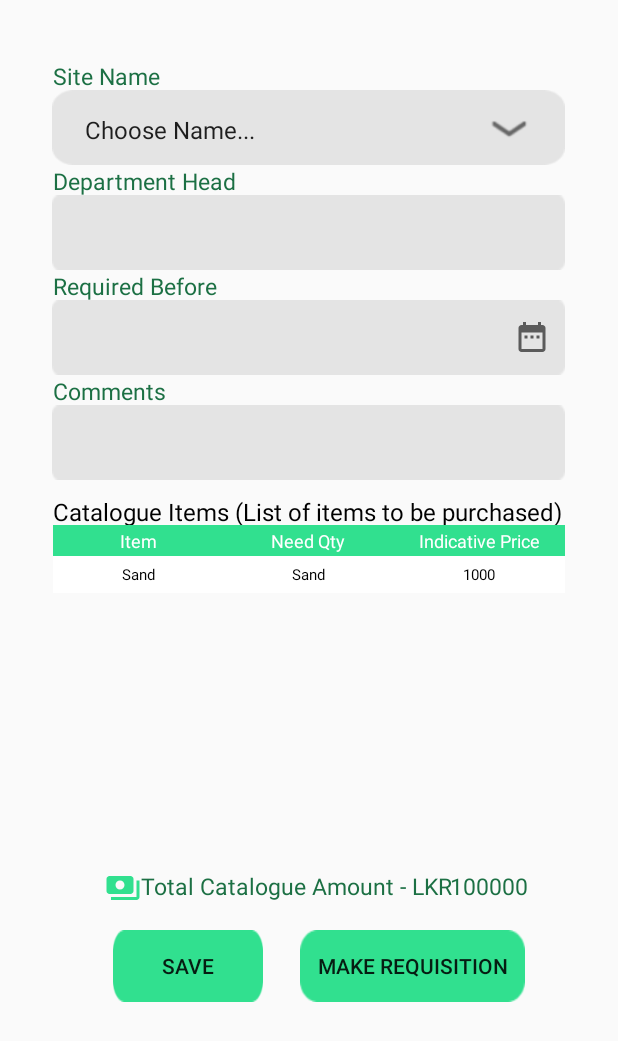
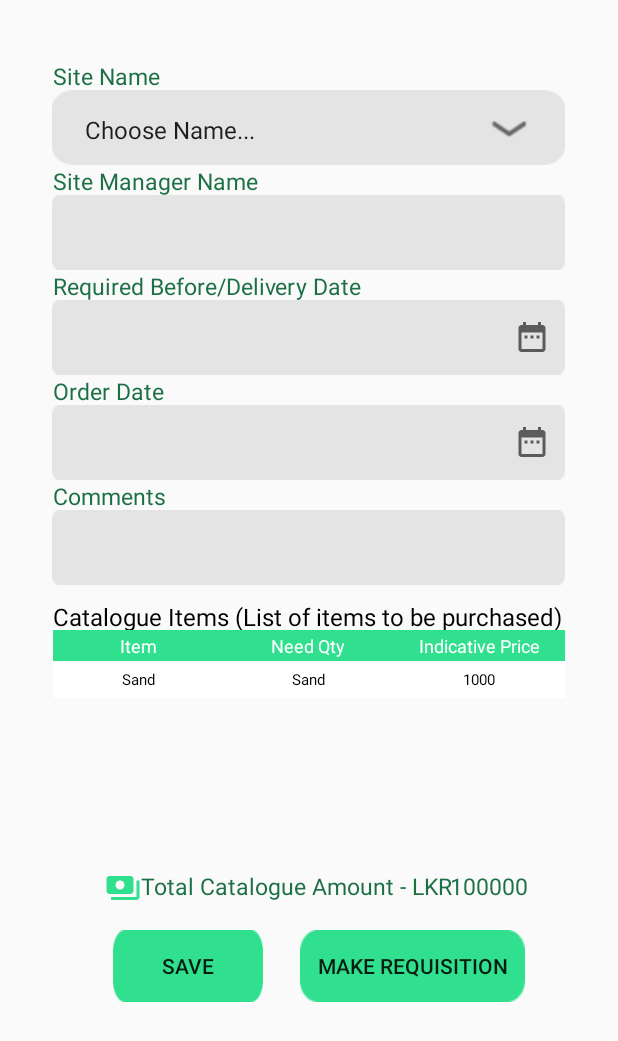
Before and after one commit to WMKavinduWijethunga/-Solid_Builders_Procurement_Mobile_App, an Android app: the NewRequistion screen opened directly, with no data from a screen before it, on a phone screen of 412 x 824 dp. Shown: the top 1041 px of the screen. Run offline under Robolectric (Android 15) with nearby library versions, the phone set to English and light mode, and no system bars; libraries missing offline, so code that uses them is left out: com.vishnusivadas.advanced_httpurlconnection.

Commit message:
Requisition insert committed

```diff
--- a/app/src/main/java/com/siyalumalk/solid_builders/NewRequistion.java
+++ b/app/src/main/java/com/siyalumalk/solid_builders/NewRequistion.java
@@ -2,16 +2,23 @@ package com.siyalumalk.solid_builders;
 
 import androidx.appcompat.app.AppCompatActivity;
 
+import android.content.Intent;
 import android.os.Bundle;
+import android.os.Handler;
+import android.os.Looper;
+import android.view.View;
 import android.widget.Button;
 import android.widget.EditText;
 import android.widget.Spinner;
 import android.widget.TextView;
+import android.widget.Toast;
+
+import com.vishnusivadas.advanced_httpurlconnection.PutData;
 
 public class NewRequistion extends AppCompatActivity {
 
     private Spinner siteNameSelect;
-    private EditText inputDeptHead, inputReqBefore, inputComment;
+    private EditText inputDeptHead, inputDelDate, inputOrderDate,inputComment;
     private TextView catTbl_Item_00, catTbl_NeedQty_01, catTbl_indicativePrice_02, catTotAmount_View;
     private Button btnSave, btnMakeRequistion;
 
@@ -22,7 +29,8 @@ public class NewRequistion extends AppCompatActivity {
 
         siteNameSelect = findViewById(R.id.selectSiteLocation);
         inputDeptHead = findViewById(R.id.inputDepartmentHead);
-        inputReqBefore = findViewById(R.id.inputRequiredBefore);
+        inputDelDate = findViewById(R.id.inputRequiredBefore);
+        inputOrderDate = findViewById(R.id.inputOrderDate);
         inputComment = findViewById(R.id.inputComments);
 
         //catalogue item table data initialization
@@ -33,5 +41,74 @@ public class NewRequistion extends AppCompatActivity {
         catTotAmount_View = findViewById(R.id.totcatAmountView);
         btnSave = findViewById(R.id.btnNewReqSave);
         btnMakeRequistion = findViewById(R.id.btnNewReqMakeRequistion);
+
+        btnMakeRequistion.setOnClickListener(new View.OnClickListener() {
+            @Override
+            public void onClick(View view) {
+
+                //get values to string
+                String strSiteName = String.valueOf(siteNameSelect);
+                String strDeptHead = String.valueOf(inputDeptHead);
+                String strDelDate = String.valueOf(inputDelDate);
+                String strOrderDate = String.valueOf(inputOrderDate);
+                String strComment = String.valueOf(inputComment);
+                String strTotal = String.valueOf(catTotAmount_View);
+
+                if(!strSiteName.equals("") && !strDeptHead.equals("") && !strDelDate.equals("") && !strOrderDate.equals("") && !strComment.equals("")){
+
+                    Handler handler = new Handler(Looper.getMainLooper());
+                    handler.post(new Runnable() {
+                        @Override
+                        public void run() {
+                            String[] field = new String[6];
+                            field[0] = "siteName";
+                            field[1] = "siteManagerName";
+                            field[2] = "delDate";
+                            field[3] = "orderDate";
+                            field[4] = "comment";
+                            field[5] = "total";
+
+                            String[] data = new String[6];
+                            data[0] = strSiteName;
+                            data[0] = strDeptHead;
+                            data[0] = strDelDate;
+                            data[0] = strOrderDate;
+                            data[0] = strComment;
+                            data[0] = strTotal;
+
+                            PutData putData = new PutData("http://192.168.8.105/SolidBuilders/addNewRequstitionDetails.php", "POST",field,data);
+
+                            if(putData.startPut()){
+
+                                if(putData.onComplete()){
+
+                                    String result = putData.getResult();
+
+                                    if(result.equals("Requstition Added Successfully")){
+
+                                        Toast.makeText(getApplicationContext(), result, Toast.LENGTH_SHORT).show();
+
+                                    }
+                                    else{
+
+                                        Toast.makeText(getApplicationContext(), result, Toast.LENGTH_SHORT).show();
+
+                                    }
+
+                                }
+
+                            }
+                        }
+                    });
+
+                }
+                else {
+
+                    Toast.makeText(getApplicationContext(),"All Fileds are required", Toast.LENGTH_SHORT).show();
+
+                }
+
+            }
+        });
     }
 }
--- a/app/src/main/java/com/siyalumalk/solid_builders/login.java
+++ b/app/src/main/java/com/siyalumalk/solid_builders/login.java
@@ -57,7 +57,7 @@ public class login extends AppCompatActivity {
                             String[] data = new String[2];
                             data[0] = strUsername;
                             data[1] = strPassword;
-                            PutData putData = new PutData("http://192.168.8.103/SolidBuilders/login.php", "POST", field, data);
+                            PutData putData = new PutData("http://192.168.8.105/SolidBuilders/login.php", "POST", field, data);
                             if (putData.startPut()) {
                                 if (putData.onComplete()) {
                                     String result = putData.getResult();
--- a/app/src/main/res/layout/activity_homepage.xml
+++ b/app/src/main/res/layout/activity_homepage.xml
@@ -58,7 +58,7 @@
 
 
     <ImageButton
-        android:id="@+id/btnInventory"
+        android:id="@+id/btnNewReq"
         android:layout_width="wrap_content"
         android:layout_height="wrap_content"
         android:layout_marginStart="68dp"
@@ -70,14 +70,14 @@
         tools:ignore="SpeakableTextPresentCheck" />
 
     <ImageButton
-        android:id="@+id/btnNewReq"
+        android:id="@+id/btnInventory"
         android:layout_width="wrap_content"
         android:layout_height="wrap_content"
         android:layout_marginTop="56dp"
         android:background="@color/homeBack"
         app:layout_constraintEnd_toEndOf="parent"
         app:layout_constraintHorizontal_bias="0.524"
-        app:layout_constraintStart_toEndOf="@+id/btnInventory"
+        app:layout_constraintStart_toEndOf="@+id/btnNewReq"
         app:layout_constraintTop_toBottomOf="@+id/btnManageReq"
         app:srcCompat="@drawable/inventory"
         tools:ignore="SpeakableTextPresentCheck" />
--- a/app/src/main/res/layout/activity_new_requistion.xml
+++ b/app/src/main/res/layout/activity_new_requistion.xml
@@ -81,11 +81,38 @@
         tools:ignore="SpeakableTextPresentCheck" />
 
     <TextView
+        android:id="@+id/orderDateTxtView"
+        android:layout_width="wrap_content"
+        android:layout_height="wrap_content"
+        android:layout_marginStart="35dp"
+        android:layout_marginTop="250dp"
+        android:text="@string/orderDate"
+        android:textColor="@color/reqSubHeadGreen"
+        android:textSize="15dp" />
+
+    <EditText
+        android:id="@+id/inputOrderDate"
+        android:layout_width="match_parent"
+        android:layout_height="50dp"
+        android:layout_centerHorizontal="true"
+        android:layout_marginStart="70dp"
+        android:layout_marginTop="270dp"
+        android:background="@drawable/input_box"
+        android:drawableEnd="@drawable/ic_datecal"
+        android:ems="10"
+        android:inputType="date"
+        android:paddingEnd="10dp"
+        app:layout_constraintEnd_toEndOf="parent"
+        app:layout_constraintHorizontal_bias="0.521"
+        app:layout_constraintStart_toStartOf="parent"
+        tools:ignore="SpeakableTextPresentCheck" />
+
+    <TextView
         android:id="@+id/commentsTxtView"
         android:layout_width="wrap_content"
         android:layout_height="wrap_content"
         android:layout_marginStart="35dp"
-        android:layout_marginTop="250dp"
+        android:layout_marginTop="320dp"
         android:text="@string/comments"
         android:textColor="@color/reqSubHeadGreen"
         android:textSize="15dp" />
@@ -96,10 +123,10 @@
         android:layout_height="50dp"
         android:layout_centerHorizontal="true"
         android:layout_marginStart="70dp"
-        android:layout_marginTop="270dp"
+        android:layout_marginTop="340dp"
         android:background="@drawable/input_box"
         android:ems="10"
-        android:inputType="date"
+        android:inputType="text"
         app:layout_constraintEnd_toEndOf="parent"
         app:layout_constraintHorizontal_bias="0.521"
         app:layout_constraintStart_toStartOf="parent"
@@ -111,7 +138,7 @@
         android:layout_width="wrap_content"
         android:layout_height="wrap_content"
         android:layout_marginStart="35dp"
-        android:layout_marginTop="330dp"
+        android:layout_marginTop="400dp"
         android:text="@string/catTableHead"
         android:textColor="@color/black"
         android:textSize="16dp" />
@@ -120,7 +147,7 @@
         android:id="@+id/catalogueItemTbl"
         android:layout_width="match_parent"
         android:layout_height="wrap_content"
-        android:layout_marginTop="350dp"
+        android:layout_marginTop="420dp"
         android:layout_marginStart="35dp"
         android:layout_marginEnd="35dp"
         android:background="@android:color/white">
--- a/app/src/main/res/values/strings.xml
+++ b/app/src/main/res/values/strings.xml
@@ -19,8 +19,9 @@
     <string name="iPrice_sItemTbl_02">Indicative Price</string>
     <string name="saveBtn">Save</string>
     <string name="siteName">Site Name</string>
-    <string name="departmentHead">Department Head</string>
-    <string name="requiredBefore">Required Before</string>
+    <string name="departmentHead">Site Manager Name</string>
+    <string name="requiredBefore">Required Before/Delivery Date</string>
+    <string name="orderDate">Order Date</string>
     <string name="comments">Comments</string>
     <string name="catTableHead">Catalogue Items (List of items to be purchased)</string>
     <string name="totCatAmount">Total Catalogue Amount - LKR </string>
```
